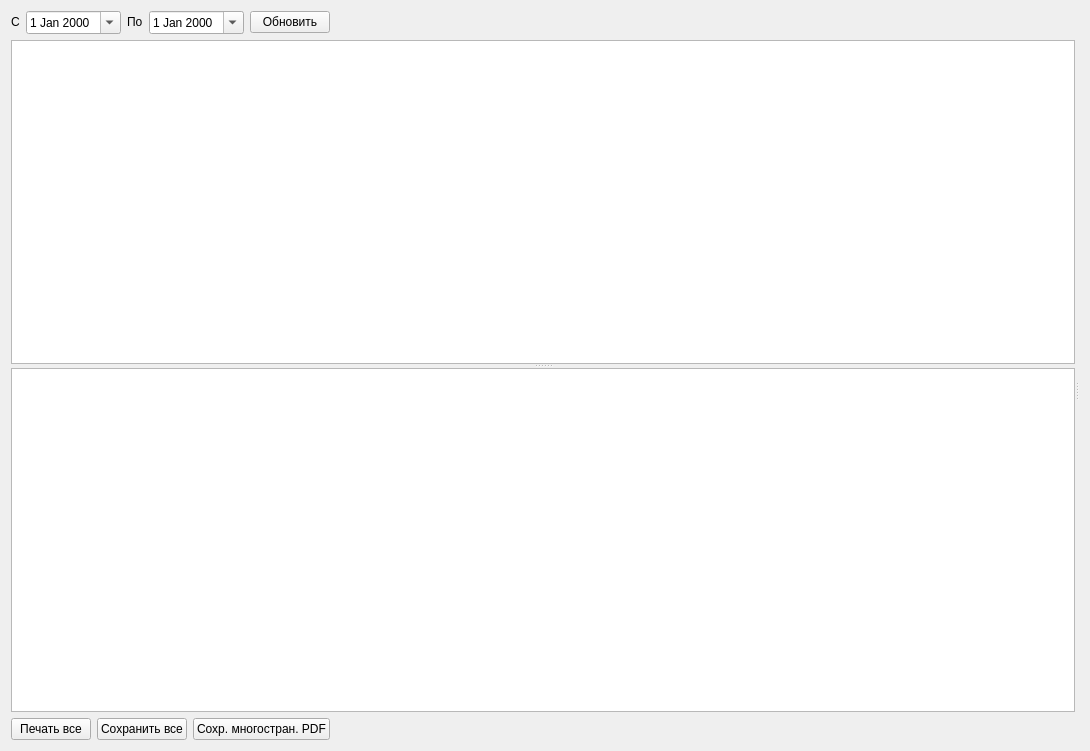
Before: the Qt Designer form formship.ui in Sergeyego/el_sert, drawn with Qt 5.
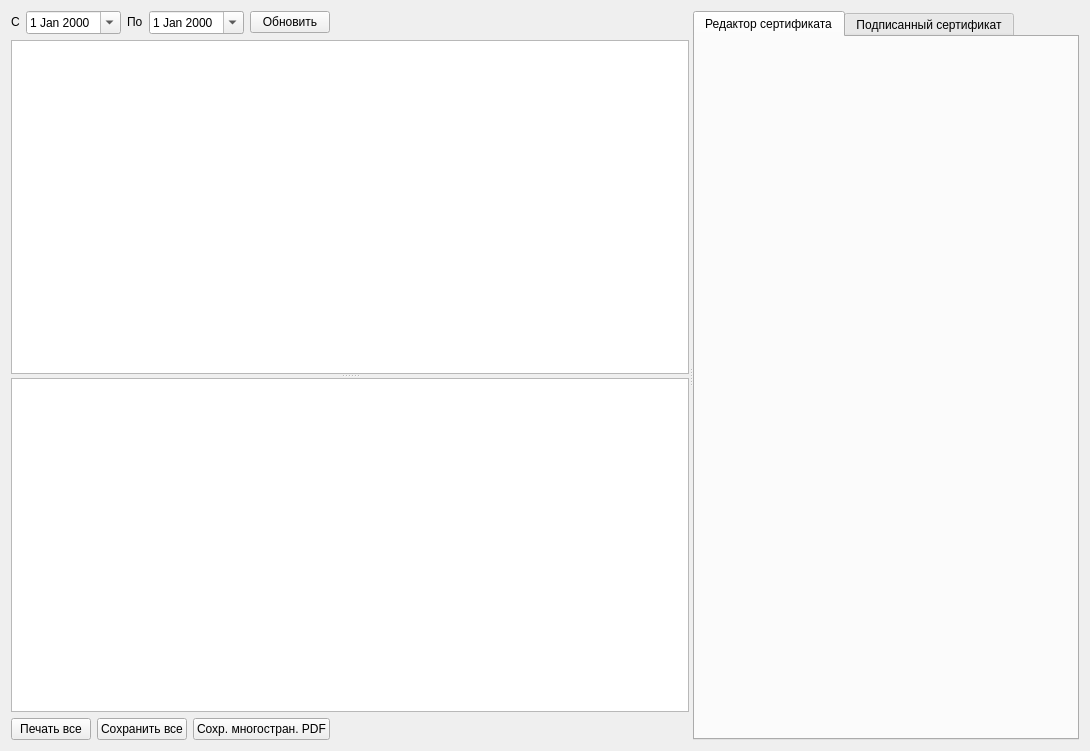
After: the same form once the commit is applied. Custom widgets are drawn as their Qt base class.

```diff
--- a/formship.ui
+++ b/formship.ui
@@ -13,6 +13,17 @@
   <property name="windowTitle">
    <string>Form</string>
   </property>
+  <layout class="QVBoxLayout" name="verticalLayout_4">
+   <item>
+    <widget class="QSplitter" name="splitterVert">
+     <property name="orientation">
+      <enum>Qt::Horizontal</enum>
+     </property>
+     <widget class="QSplitter" name="splitter">
+      <property name="orientation">
+       <enum>Qt::Vertical</enum>
+      </property>
+      <widget class="QWidget" name="">
   <layout class="QVBoxLayout" name="verticalLayout">
    <item>
     <layout class="QHBoxLayout" name="horizontalLayout">
@@ -79,14 +90,6 @@
     </layout>
    </item>
    <item>
-    <widget class="QSplitter" name="splitterVert">
-     <property name="orientation">
-      <enum>Qt::Horizontal</enum>
-     </property>
-     <widget class="QSplitter" name="splitter">
-      <property name="orientation">
-       <enum>Qt::Vertical</enum>
-      </property>
       <widget class="QTableView" name="tableViewShip">
        <property name="selectionMode">
         <enum>QAbstractItemView::SingleSelection</enum>
@@ -95,12 +98,15 @@
         <enum>QAbstractItemView::SelectRows</enum>
        </property>
       </widget>
+        </item>
+       </layout>
+      </widget>
       <widget class="QWidget" name="layoutWidget">
        <layout class="QVBoxLayout" name="verticalLayout_2">
         <item>
          <widget class="QTableView" name="tableViewShipData">
           <property name="sizePolicy">
-           <sizepolicy hsizetype="Expanding" vsizetype="Minimum">
+           <sizepolicy hsizetype="Expanding" vsizetype="Expanding">
             <horstretch>0</horstretch>
             <verstretch>0</verstretch>
            </sizepolicy>
@@ -154,8 +160,22 @@
        </layout>
       </widget>
      </widget>
-     <widget class="QWidget" name="verticalLayoutWidget">
-      <layout class="QVBoxLayout" name="verticalLayoutSert"/>
+     <widget class="QTabWidget" name="tabWidget">
+      <property name="currentIndex">
+       <number>0</number>
+      </property>
+      <widget class="QWidget" name="tab">
+       <attribute name="title">
+        <string>Редактор сертификата</string>
+       </attribute>
+       <layout class="QHBoxLayout" name="horizontalLayout_3"/>
+      </widget>
+      <widget class="QWidget" name="tab_2">
+       <attribute name="title">
+        <string>Подписанный сертификат</string>
+       </attribute>
+       <layout class="QVBoxLayout" name="verticalLayout_3"/>
+      </widget>
      </widget>
     </widget>
    </item>
```
Lines whose indentation alone changed are shown as unchanged.
